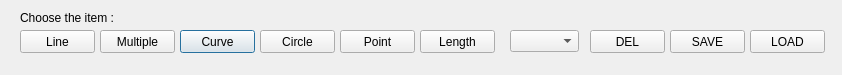
Old version of the form shapes.ui in the repository KevinDes/Project-2D-creation.
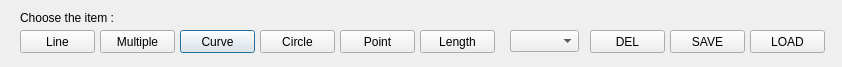
New version of the form.

Diff of the .ui file:
```diff
--- a/shapes.ui
+++ b/shapes.ui
@@ -7,7 +7,7 @@
     <x>0</x>
     <y>0</y>
     <width>842</width>
-    <height>75</height>
+    <height>67</height>
    </rect>
   </property>
   <property name="windowTitle">
```
